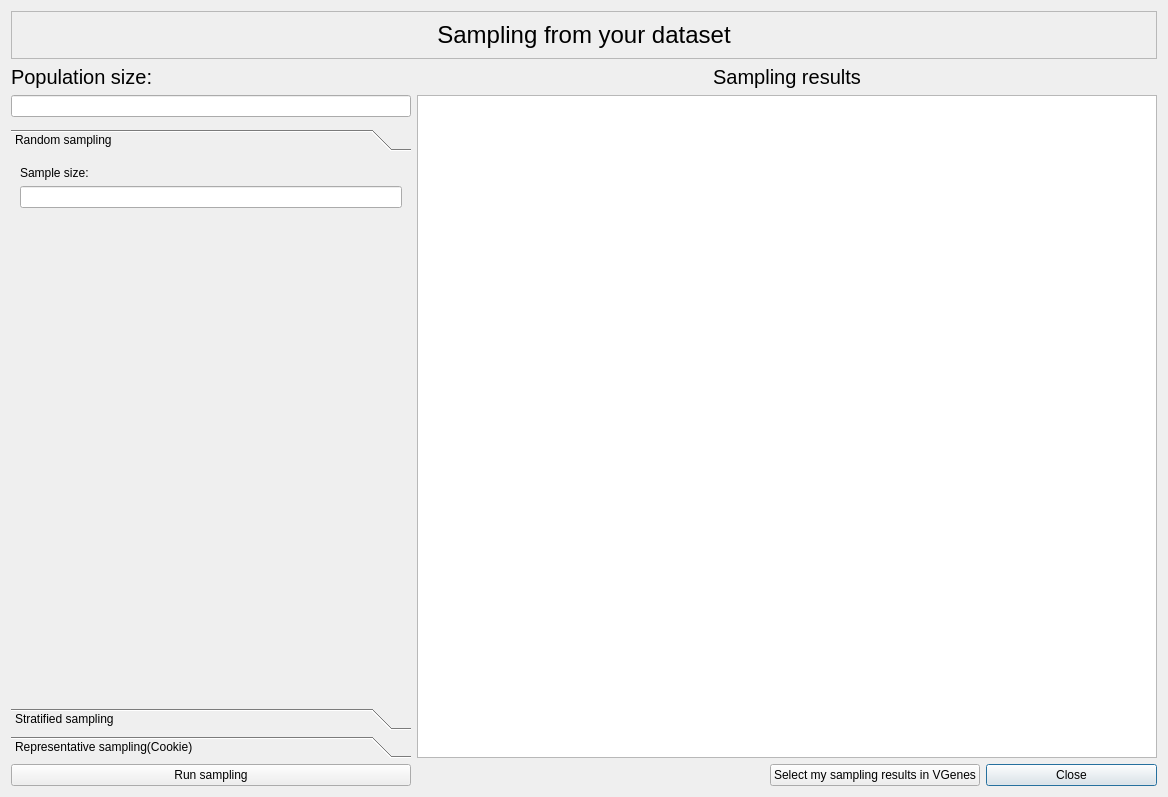
This is samplingdialog.ui in WilsonImmunologyLab/VGenes as Qt 5 draws it before an edit. The edited form follows.
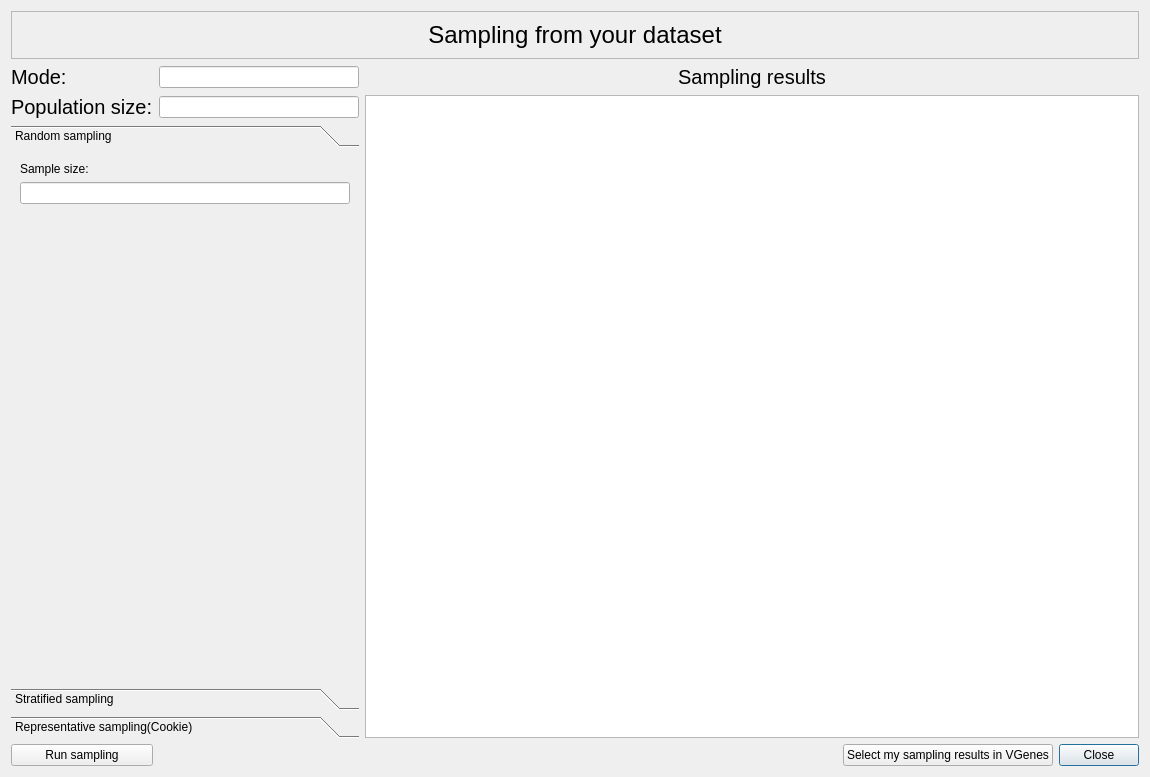
This is the edited form. The open tabs and pages were chosen to show the change. Icons and pictures are not drawn.

Commit message: update sampling UI and data loading

```diff
--- a/samplingdialog.ui
+++ b/samplingdialog.ui
@@ -6,62 +6,98 @@
    <rect>
     <x>0</x>
     <y>0</y>
-    <width>1168</width>
-    <height>797</height>
+    <width>1150</width>
+    <height>777</height>
    </rect>
   </property>
   <property name="windowTitle">
    <string>Dialog</string>
   </property>
   <layout class="QGridLayout" name="gridLayout_4">
-   <item row="6" column="4">
+   <item row="1" column="0">
+    <widget class="QLabel" name="label_9">
+     <property name="font">
+      <font>
+       <pointsize>15</pointsize>
+      </font>
+     </property>
+     <property name="text">
+      <string>Mode:</string>
+     </property>
+    </widget>
+   </item>
+   <item row="2" column="1">
+    <widget class="QLineEdit" name="lineEditPopuSize">
+     <property name="maximumSize">
+      <size>
+       <width>200</width>
+       <height>16777215</height>
+      </size>
+     </property>
+     <property name="readOnly">
+      <bool>true</bool>
+     </property>
+    </widget>
+   </item>
+   <item row="2" column="0">
+    <widget class="QLabel" name="label_3">
+     <property name="maximumSize">
+      <size>
+       <width>200</width>
+       <height>16777215</height>
+      </size>
+     </property>
+     <property name="font">
+      <font>
+       <pointsize>15</pointsize>
+      </font>
+     </property>
+     <property name="text">
+      <string>Population size:</string>
+     </property>
+    </widget>
+   </item>
+   <item row="4" column="4">
     <widget class="QPushButton" name="pushButtonClose">
      <property name="text">
       <string>Close</string>
      </property>
     </widget>
    </item>
-   <item row="0" column="0" colspan="5">
-    <widget class="QFrame" name="frame">
-     <property name="frameShape">
-      <enum>QFrame::StyledPanel</enum>
+   <item row="4" column="0">
+    <widget class="QPushButton" name="pushButtonSampling">
+     <property name="maximumSize">
+      <size>
+       <width>400</width>
+       <height>16777215</height>
+      </size>
      </property>
-     <property name="frameShadow">
-      <enum>QFrame::Raised</enum>
+     <property name="text">
+      <string>Run sampling</string>
      </property>
-     <layout class="QGridLayout" name="gridLayout">
-      <item row="0" column="0">
-       <widget class="QLabel" name="label">
-        <property name="font">
-         <font>
-          <pointsize>18</pointsize>
-         </font>
-        </property>
-        <property name="text">
-         <string>Sampling from your dataset</string>
-        </property>
-        <property name="alignment">
-         <set>Qt::AlignCenter</set>
-        </property>
-       </widget>
-      </item>
-     </layout>
     </widget>
    </item>
-   <item row="6" column="1" colspan="2">
+   <item row="4" column="2">
     <spacer name="horizontalSpacer">
      <property name="orientation">
       <enum>Qt::Horizontal</enum>
      </property>
      <property name="sizeHint" stdset="0">
       <size>
-       <width>298</width>
+       <width>437</width>
        <height>20</height>
       </size>
      </property>
     </spacer>
    </item>
-   <item row="5" column="0">
+   <item row="4" column="3">
+    <widget class="QPushButton" name="pushButtonSelect">
+     <property name="text">
+      <string>Select my sampling results in VGenes</string>
+     </property>
+    </widget>
+   </item>
+   <item row="3" column="0" colspan="2">
     <widget class="QToolBox" name="toolBox">
      <property name="minimumSize">
       <size>
@@ -83,8 +119,8 @@
        <rect>
         <x>0</x>
         <y>0</y>
-        <width>400</width>
-        <height>503</height>
+        <width>326</width>
+        <height>488</height>
        </rect>
       </property>
       <attribute name="icon">
@@ -113,7 +149,7 @@
          <property name="sizeHint" stdset="0">
           <size>
            <width>20</width>
-           <height>421</height>
+           <height>406</height>
           </size>
          </property>
         </spacer>
@@ -190,7 +226,7 @@
          <property name="sizeHint" stdset="0">
           <size>
            <width>20</width>
-           <height>315</height>
+           <height>300</height>
           </size>
          </property>
         </spacer>
@@ -202,8 +238,8 @@
        <rect>
         <x>0</x>
         <y>0</y>
-        <width>400</width>
-        <height>503</height>
+        <width>326</width>
+        <height>488</height>
        </rect>
       </property>
       <attribute name="icon">
@@ -251,61 +287,44 @@
      </widget>
     </widget>
    </item>
-   <item row="6" column="0">
-    <widget class="QPushButton" name="pushButtonSampling">
+   <item row="1" column="1">
+    <widget class="QLineEdit" name="lineEditMode">
      <property name="maximumSize">
       <size>
-       <width>400</width>
+       <width>200</width>
        <height>16777215</height>
       </size>
      </property>
-     <property name="text">
-      <string>Run sampling</string>
-     </property>
     </widget>
    </item>
-   <item row="2" column="0">
-    <widget class="QLabel" name="label_3">
-     <property name="maximumSize">
-      <size>
-       <width>400</width>
-       <height>16777215</height>
-      </size>
+   <item row="0" column="0" colspan="5">
+    <widget class="QFrame" name="frame">
+     <property name="frameShape">
+      <enum>QFrame::StyledPanel</enum>
      </property>
-     <property name="font">
-      <font>
-       <pointsize>15</pointsize>
-      </font>
+     <property name="frameShadow">
+      <enum>QFrame::Raised</enum>
      </property>
-     <property name="text">
-      <string>Population size:</string>
-     </property>
+     <layout class="QGridLayout" name="gridLayout">
+      <item row="0" column="0">
+       <widget class="QLabel" name="label">
+        <property name="font">
+         <font>
+          <pointsize>18</pointsize>
+         </font>
+        </property>
+        <property name="text">
+         <string>Sampling from your dataset</string>
+        </property>
+        <property name="alignment">
+         <set>Qt::AlignCenter</set>
+        </property>
+       </widget>
+      </item>
+     </layout>
     </widget>
    </item>
-   <item row="6" column="3">
-    <widget class="QPushButton" name="pushButtonSelect">
-     <property name="text">
-      <string>Select my sampling results in VGenes</string>
-     </property>
-    </widget>
-   </item>
-   <item row="3" column="0">
-    <widget class="QLineEdit" name="lineEditPopuSize">
-     <property name="maximumSize">
-      <size>
-       <width>400</width>
-       <height>16777215</height>
-      </size>
-     </property>
-     <property name="readOnly">
-      <bool>true</bool>
-     </property>
-    </widget>
-   </item>
-   <item row="3" column="1" rowspan="3" colspan="4">
-    <widget class="QTableWidget" name="tableWidgetResult"/>
-   </item>
-   <item row="2" column="1" colspan="4">
+   <item row="1" column="2" colspan="3">
     <widget class="QLabel" name="label_8">
      <property name="font">
       <font>
@@ -320,6 +339,9 @@
      </property>
     </widget>
    </item>
+   <item row="2" column="2" rowspan="2" colspan="3">
+    <widget class="QTableWidget" name="tableWidgetResult"/>
+   </item>
   </layout>
  </widget>
  <resources/>
```
The commit also changes 2 other files.
